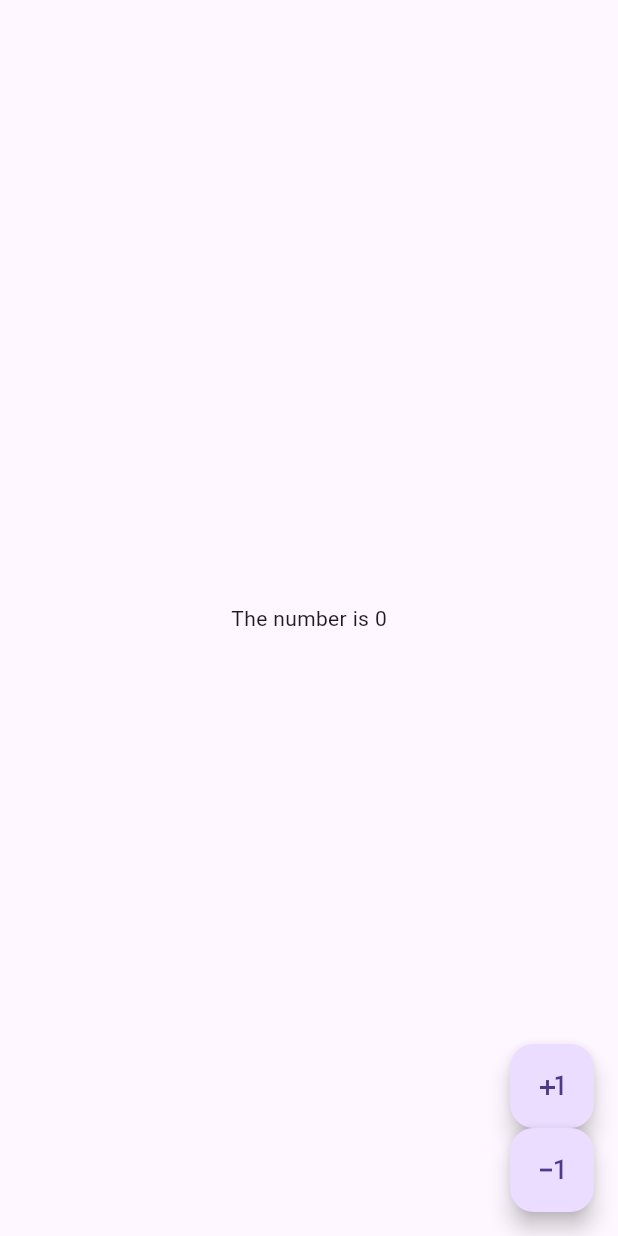
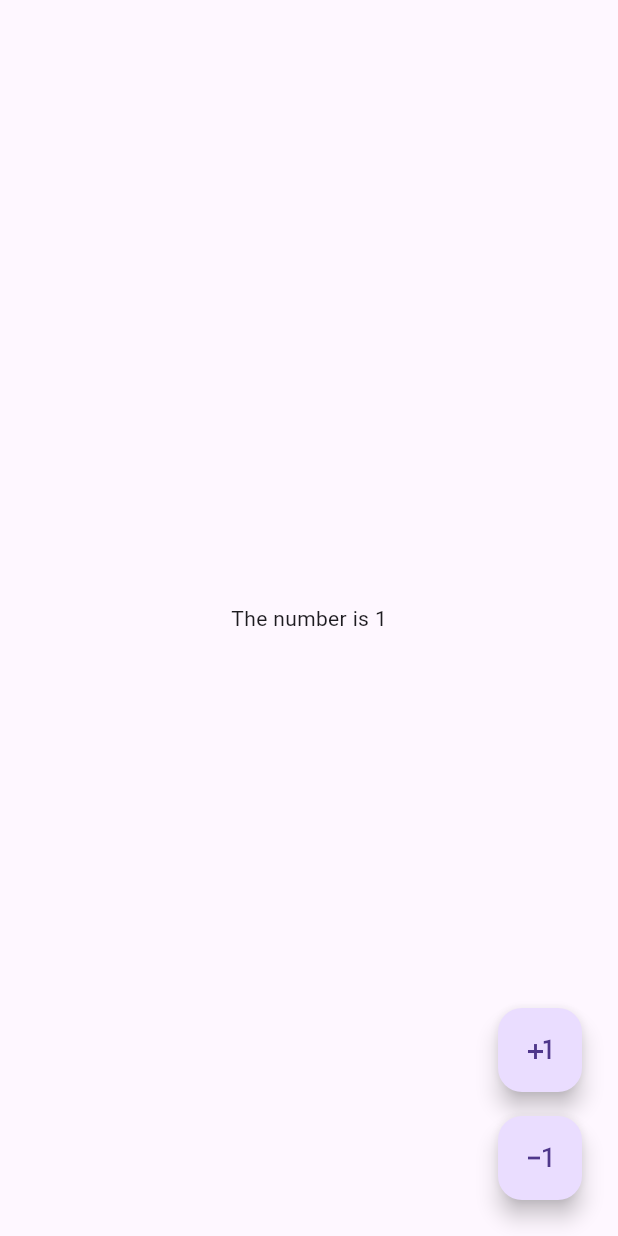
Before and after one commit to PizzaSpark/flutterCounterBloc, a Flutter app: the screen it shows after launch, after a tap on the "plus one" icon, on a phone screen of 412 x 824 dp. Run offline on Flutter 3.47's test engine with Material 3 defaults, Android fonts, the phone set to English and light mode, and no system bars; our stand-ins replace flutter_bloc.

Commit message:
added increment and decrement function

```diff
--- a/lib/bloc/counter_bloc.dart
+++ b/lib/bloc/counter_bloc.dart
@@ -0,0 +1,13 @@
+import 'package:flutter_bloc/flutter_bloc.dart';
+
+class CounterCubit extends Cubit<int> {
+  CounterCubit() : super(0);
+
+  void increment() {
+    emit(state + 1);
+  }
+
+  void decrement() {
+    emit(state - 1);
+  }
+}
--- a/lib/components/my_fab.dart
+++ b/lib/components/my_fab.dart
@@ -2,15 +2,17 @@ import 'package:flutter/material.dart';
 
 class MyFAB extends StatelessWidget {
   final IconData icon;
-  const MyFAB({super.key, required this.icon});
+  final VoidCallback? onPressed;
+  const MyFAB({super.key, required this.icon, this.onPressed});
 
   @override
   Widget build(BuildContext context) {
-    return FloatingActionButton(
-      onPressed: () {
-
-      },
-      child: Icon(icon),
+    return Padding(
+      padding: const EdgeInsets.all(8.0),
+      child: FloatingActionButton(
+        onPressed: onPressed ?? () {},
+        child: Icon(icon),
+      ),
     );
   }
 }
--- a/lib/pages/counter_page.dart
+++ b/lib/pages/counter_page.dart
@@ -1,4 +1,6 @@
 import 'package:flutter/material.dart';
+import 'package:flutter_bloc/flutter_bloc.dart';
+import 'package:taptapbloc/bloc/counter_bloc.dart';
 import 'package:taptapbloc/components/my_fab.dart';
 
 class CounterPage extends StatefulWidget {
@@ -9,17 +11,22 @@ class CounterPage extends StatefulWidget {
 }
 
 class _CounterPageState extends State<CounterPage> {
-  final counter = 0;
+  final counterCubit = CounterCubit();
 
   @override
   Widget build(BuildContext context) {
     return Scaffold(
-      body: Center(child: Text("The number is $counter")),
-      floatingActionButton: const Column(
+      body: Center(child: BlocBuilder<CounterCubit, int>(
+        bloc: counterCubit,
+        builder: (context, counter) {
+          return Text("The number is $counter");
+        }
+      )),
+      floatingActionButton: Column(
         mainAxisAlignment: MainAxisAlignment.end,
         children: [
-          MyFAB(icon: Icons.plus_one),
-          MyFAB(icon: Icons.exposure_minus_1),
+          MyFAB(icon: Icons.plus_one, onPressed: counterCubit.increment),
+          MyFAB(icon: Icons.exposure_minus_1, onPressed: counterCubit.decrement),
         ],
       )
     );
```
